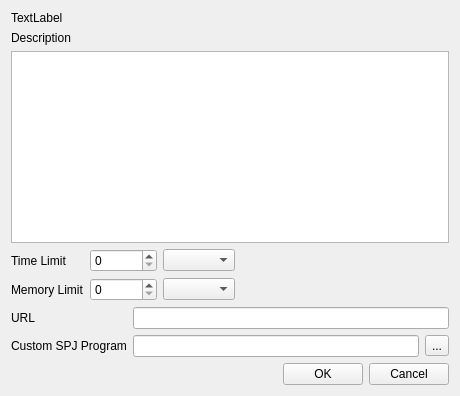
Above: RedPandaIDE/src/widgets/ojproblempropertywidget.ui from LMTINSUZHOU/RedPanda-CPP before the change. Below: the same form after it.
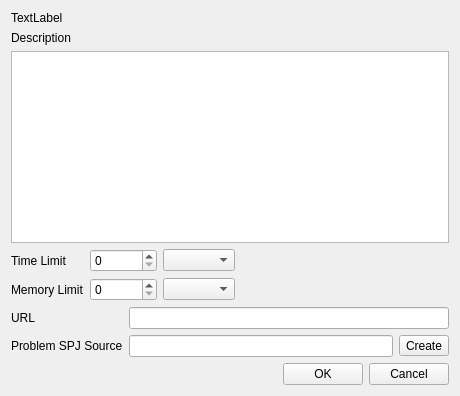
That is the form after the change.

Commit message: Add problem-local SPJ support and fix terminals

Diff of the .ui file:
```diff
--- a/RedPandaIDE/src/widgets/ojproblempropertywidget.ui
+++ b/RedPandaIDE/src/widgets/ojproblempropertywidget.ui
@@ -109,7 +109,7 @@
    <item row="5" column="0">
     <widget class="QLabel" name="label_5">
      <property name="text">
-      <string>Custom SPJ Program</string>
+      <string>Problem SPJ Source</string>
      </property>
     </widget>
    </item>
@@ -137,7 +137,7 @@
          <string>Select Custom SPJ Program</string>
         </property>
         <property name="text">
-         <string>...</string>
+         <string>Create</string>
         </property>
        </widget>
       </item>
```
Left out of the diff: 2 changed lines with no effect on the pictures. The commit also changes 13 other files.
